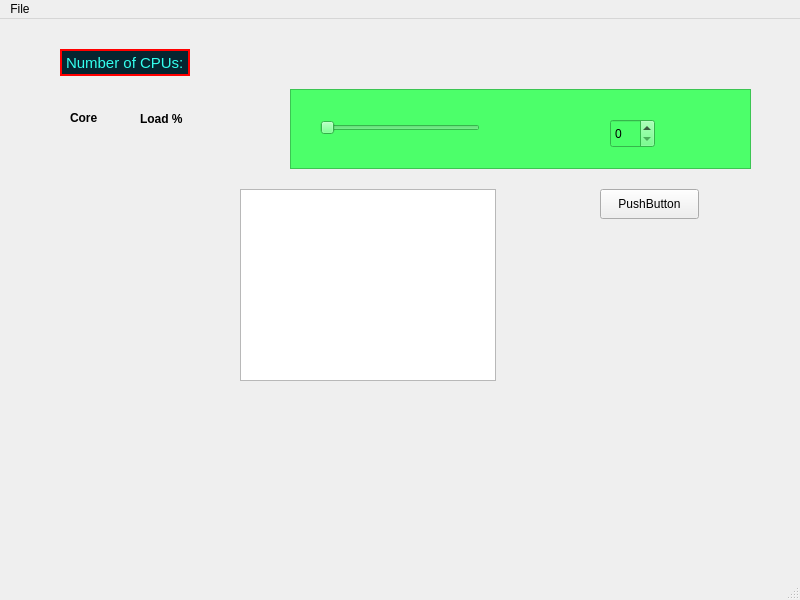
Before: the Qt Designer form CPU-Usage/mainwindow.ui in jentor67/Qt6Cmake, drawn with Qt 5.
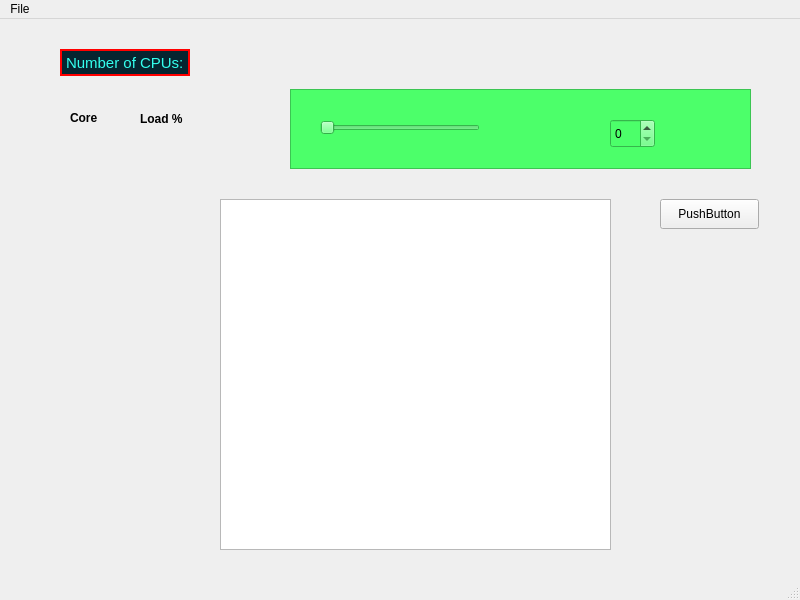
After: the same form once the commit is applied. Custom widgets are drawn as their Qt base class.

Commit message: got the graph working

Diff of the .ui file:
```diff
--- a/CPU-Usage/mainwindow.ui
+++ b/CPU-Usage/mainwindow.ui
@@ -82,8 +82,8 @@
    <widget class="QPushButton" name="pushButton">
     <property name="geometry">
      <rect>
-      <x>600</x>
-      <y>170</y>
+      <x>660</x>
+      <y>180</y>
       <width>99</width>
       <height>30</height>
      </rect>
@@ -95,8 +95,8 @@
    <widget class="QWidget" name="verticalLayoutWidget">
     <property name="geometry">
      <rect>
-      <x>580</x>
-      <y>230</y>
+      <x>620</x>
+      <y>240</y>
       <width>160</width>
       <height>251</height>
      </rect>
@@ -281,10 +281,10 @@
    <widget class="QChartView" name="graphicsView">
     <property name="geometry">
      <rect>
-      <x>240</x>
-      <y>170</y>
-      <width>256</width>
-      <height>192</height>
+      <x>220</x>
+      <y>180</y>
+      <width>391</width>
+      <height>351</height>
      </rect>
     </property>
    </widget>
```
Left out of the diff: 2 changed lines with no effect on the pictures. The commit also changes 2 other files.
